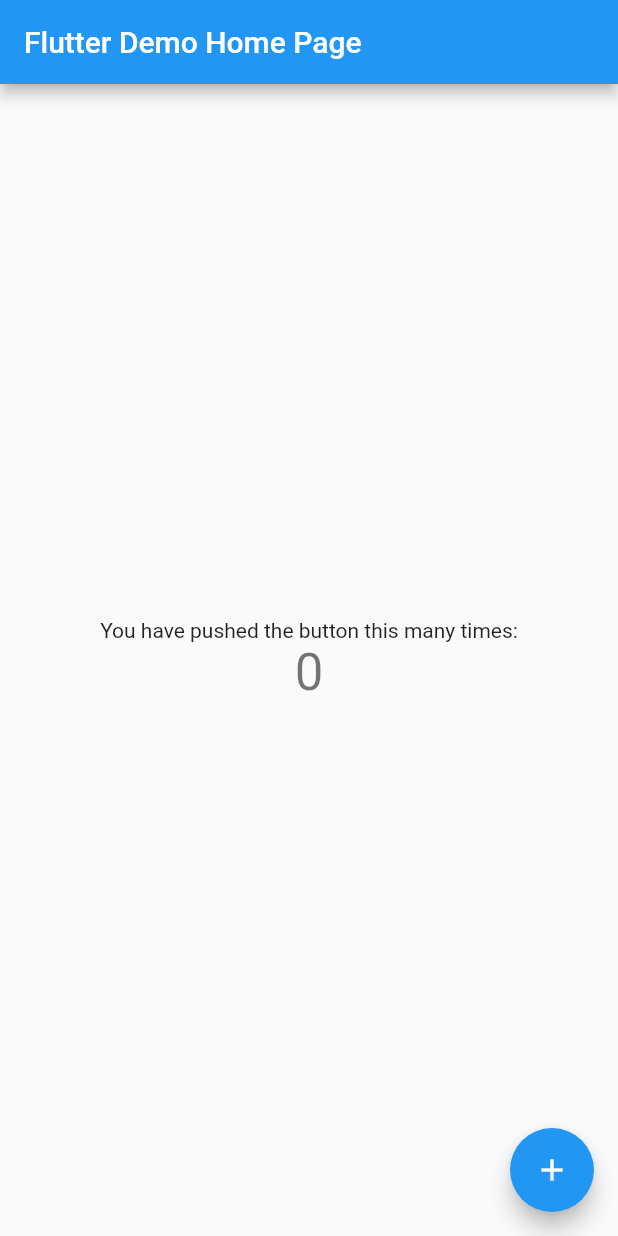
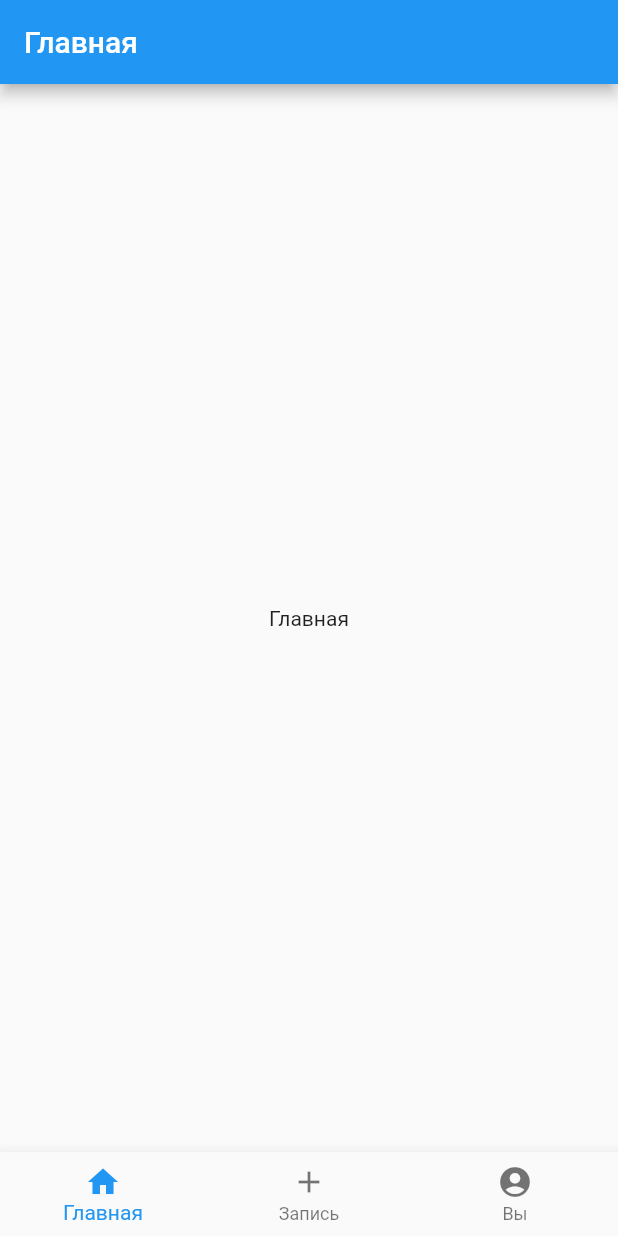
Before and after one commit to Yainele/Chip-in-Flutter-Version, a Flutter app: the screen it shows after launch, on a phone screen of 412 x 824 dp. Run offline on Flutter 3.47's test engine with Material 2 defaults, Android fonts, the phone set to English and light mode, and no system bars; our stand-ins replace contacts_service.

Commit message:
Nav bar with 3 main screens parsing contacts

```diff
--- /dev/null
+++ b/lib/Screens/Home Page.dart
@@ -0,0 +1,25 @@
+import 'package:flutter/material.dart';
+
+
+
+class HomePage extends StatefulWidget {
+  const HomePage({Key? key}) : super(key: key);
+
+  @override
+  _HomePageState createState() => _HomePageState();
+}
+
+class _HomePageState extends State<HomePage> {
+  @override
+  Widget build(BuildContext context) {
+    return new Scaffold
+    (
+      appBar: new AppBar(
+        title: new Text('Главная'),
+      ),
+      body: new Center(
+        child: new Text('Главная'),
+      ),
+    );
+  }
+}
--- a/lib/main.dart
+++ b/lib/main.dart
@@ -1,113 +1,71 @@
+import 'package:chip_in_flutter_version/Screens/Home%20Page.dart';
+import 'package:chip_in_flutter_version/Screens/Profile%20Page.dart';
 import 'package:flutter/material.dart';
 
+import 'Screens/NewEventPage.dart';
+
 void main() {
-  runApp(MyApp());
+  runApp
+    (
+ChipIn()
+    );
+
 }
 
-class MyApp extends StatelessWidget {
-  // This widget is the root of your application.
+class ChipIn extends StatelessWidget {
   @override
   Widget build(BuildContext context) {
-    return MaterialApp(
-      title: 'Flutter Demo',
-      theme: ThemeData(
-        // This is the theme of your application.
-        //
-        // Try running your application with "flutter run". You'll see the
-        // application has a blue toolbar. Then, without quitting the app, try
-        // changing the primarySwatch below to Colors.green and then invoke
-        // "hot reload" (press "r" in the console where you ran "flutter run",
-        // or simply save your changes to "hot reload" in a Flutter IDE).
-        // Notice that the counter didn't reset back to zero; the application
-        // is not restarted.
-        primarySwatch: Colors.blue,
-      ),
-      home: MyHomePage(title: 'Flutter Demo Home Page'),
+    return new MaterialApp(
+      home: MyBottomNavigationBar(),
     );
   }
 }
 
-class MyHomePage extends StatefulWidget {
-  MyHomePage({Key? key, required this.title}) : super(key: key);
-
-  // This widget is the home page of your application. It is stateful, meaning
-  // that it has a State object (defined below) that contains fields that affect
-  // how it looks.
-
-  // This class is the configuration for the state. It holds the values (in this
-  // case the title) provided by the parent (in this case the App widget) and
-  // used by the build method of the State. Fields in a Widget subclass are
-  // always marked "final".
-
-  final String title;
-
+class MyBottomNavigationBar extends StatefulWidget {
+  const MyBottomNavigationBar({Key? key}) : super(key: key);
   @override
-  _MyHomePageState createState() => _MyHomePageState();
+  _MyBottomNavigationBarState createState() => _MyBottomNavigationBarState();
 }
 
-class _MyHomePageState extends State<MyHomePage> {
-  int _counter = 0;
-
-  void _incrementCounter() {
+class _MyBottomNavigationBarState extends State<MyBottomNavigationBar> {
+  int _currentIndex = 0;
+  List<Widget> _children =
+  [
+    HomePage(),
+    NewEventPage(),
+    ProfilePage(),
+  ];
+  void onTappedBar(int index)
+  {
     setState(() {
-      // This call to setState tells the Flutter framework that something has
-      // changed in this State, which causes it to rerun the build method below
-      // so that the display can reflect the updated values. If we changed
-      // _counter without calling setState(), then the build method would not be
-      // called again, and so nothing would appear to happen.
-      _counter++;
+    _currentIndex = index;
     });
   }
-
   @override
   Widget build(BuildContext context) {
-    // This method is rerun every time setState is called, for instance as done
-    // by the _incrementCounter method above.
-    //
-    // The Flutter framework has been optimized to make rerunning build methods
-    // fast, so that you can just rebuild anything that needs updating rather
-    // than having to individually change instances of widgets.
-    return Scaffold(
-      appBar: AppBar(
-        // Here we take the value from the MyHomePage object that was created by
-        // the App.build method, and use it to set our appbar title.
-        title: Text(widget.title),
+    return new Scaffold(
+      body: _children[_currentIndex],
+      bottomNavigationBar: BottomNavigationBar(
+        onTap: onTappedBar,
+        currentIndex: _currentIndex,
+        items: [
+          BottomNavigationBarItem
+            (
+              icon: new Icon(Icons.home),
+              title: new Text('Главная')
+            ),
+          BottomNavigationBarItem
+            (
+              icon: new Icon(Icons.add),
+              title: new Text('Запись')
+          ),
+          BottomNavigationBarItem
+            (
+              icon: new Icon(Icons.account_circle),
+              title: new Text('Вы')
+          ),
+        ],
       ),
-      body: Center(
-        // Center is a layout widget. It takes a single child and positions it
-        // in the middle of the parent.
-        child: Column(
-          // Column is also a layout widget. It takes a list of children and
-          // arranges them vertically. By default, it sizes itself to fit its
-          // children horizontally, and tries to be as tall as its parent.
-          //
-          // Invoke "debug painting" (press "p" in the console, choose the
-          // "Toggle Debug Paint" action from the Flutter Inspector in Android
-          // Studio, or the "Toggle Debug Paint" command in Visual Studio Code)
-          // to see the wireframe for each widget.
-          //
-          // Column has various properties to control how it sizes itself and
-          // how it positions its children. Here we use mainAxisAlignment to
-          // center the children vertically; the main axis here is the vertical
-          // axis because Columns are vertical (the cross axis would be
-          // horizontal).
-          mainAxisAlignment: MainAxisAlignment.center,
-          children: <Widget>[
-            Text(
-              'You have pushed the button this many times:',
-            ),
-            Text(
-              '$_counter',
-              style: Theme.of(context).textTheme.headline4,
-            ),
-          ],
-        ),
-      ),
-      floatingActionButton: FloatingActionButton(
-        onPressed: _incrementCounter,
-        tooltip: 'Increment',
-        child: Icon(Icons.add),
-      ), // This trailing comma makes auto-formatting nicer for build methods.
     );
   }
 }
--- a/pubspec.yaml
+++ b/pubspec.yaml
@@ -21,6 +21,8 @@ environment:
   sdk: ">=2.12.0 <3.0.0"
 
 dependencies:
+  contacts_service: ^0.6.1
+  permission_handler: ^5.0.1+1
   flutter:
     sdk: flutter
 
```
Also changed, not shown: lib/Screens/NewEventPage.dart (added, +98 -0 lines), lib/Screens/Profile Page.dart (added, +24 -0 lines), pubspec.lock, 10 other files.
